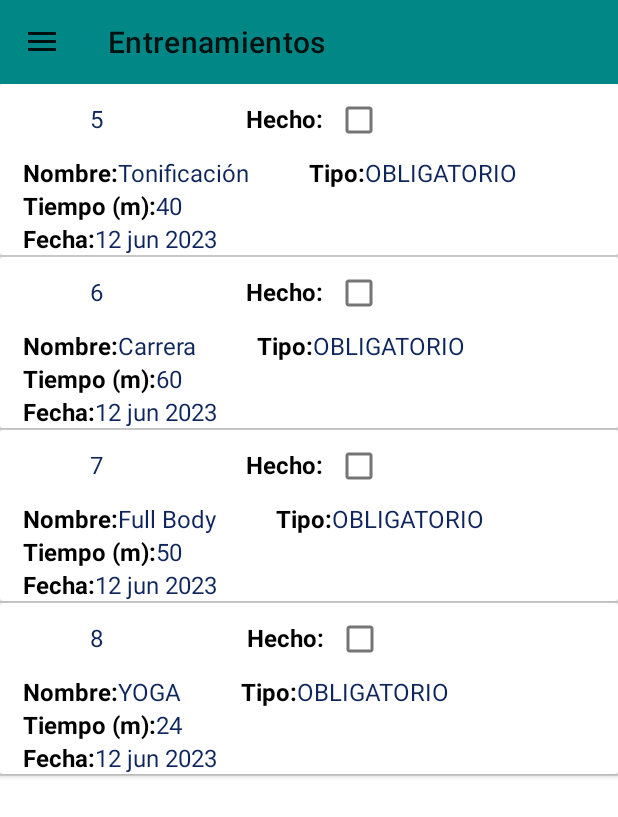
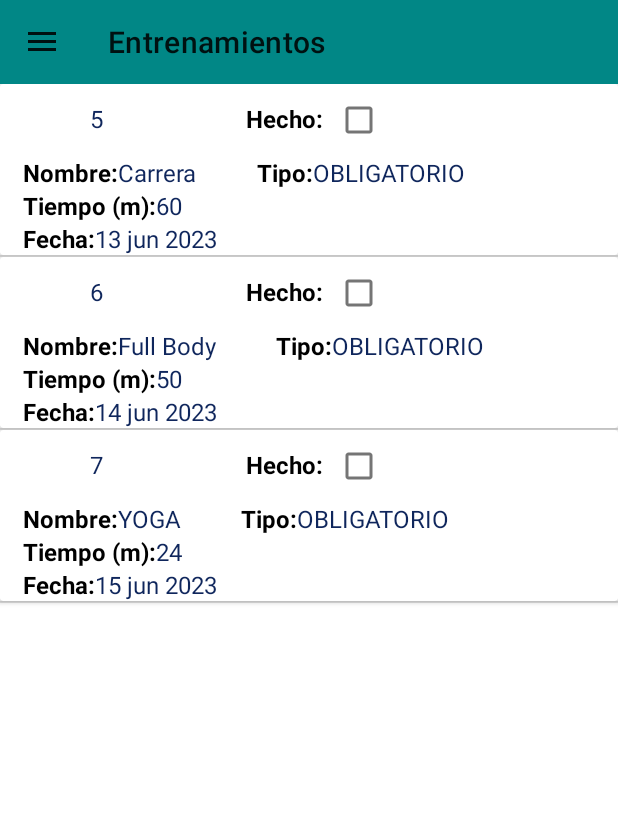
Before and after one commit to maripra/TrainingApp, an Android app: the fragment HistorialFragment placed in its activity, in the side drawer, after a tap on "Entrenamientos", on a phone screen of 412 x 824 dp. Shown: the top 817 px of the screen. Run offline under Robolectric (Android 15) with nearby library versions, the phone set to English and light mode, and no system bars; our stand-ins replace Firebase (no records; nobody signed in at launch, a user with empty details on screens opened directly).

Commit message:
Septimo commit

```diff
--- a/app/src/main/java/com/example/trainingapp/Fragment/EntrenamientoFragment.java
+++ b/app/src/main/java/com/example/trainingapp/Fragment/EntrenamientoFragment.java
@@ -31,6 +31,7 @@ import com.google.firebase.firestore.QuerySnapshot;
 
 import java.util.ArrayList;
 import java.util.Calendar;
+import java.util.GregorianCalendar;
 import java.util.List;
 
 
@@ -85,14 +86,13 @@ public class EntrenamientoFragment extends Fragment {
 
         // Crea la lista de LineaUsuario
         List<LineaUsuario> lineaUsuarios = new ArrayList<>();
-        lineaUsuarios.add(new LineaUsuario("1", "1","Cirucito", 45, Timestamp.now(), true, TipoEntrenamiento.OBLIGATORIO));
-        lineaUsuarios.add(new LineaUsuario("2", "1","Tabata", 20, Timestamp.now(), true, TipoEntrenamiento.OBLIGATORIO));
-        lineaUsuarios.add(new LineaUsuario("3", "1","GAP", 50, Timestamp.now(), true, TipoEntrenamiento.OBLIGATORIO));
-        lineaUsuarios.add(new LineaUsuario("4", "1","CORE", 30, Timestamp.now(), true, TipoEntrenamiento.OBLIGATORIO));
-        lineaUsuarios.add(new LineaUsuario("5", "1","Tonificación", 40, Timestamp.now(), false, TipoEntrenamiento.OBLIGATORIO));
-        lineaUsuarios.add(new LineaUsuario("6", "1","Carrera", 60, Timestamp.now(), false, TipoEntrenamiento.OBLIGATORIO));
-        lineaUsuarios.add(new LineaUsuario("7", "1","Full Body", 50, Timestamp.now(), false, TipoEntrenamiento.OBLIGATORIO));
-        lineaUsuarios.add(new LineaUsuario("8", "1","YOGA", 24, Timestamp.now(), false, TipoEntrenamiento.OBLIGATORIO));
+        lineaUsuarios.add(new LineaUsuario("1", "1","Cirucito", 45, new Timestamp( new GregorianCalendar(2023, Calendar.JUNE, 7).getTime()), true, TipoEntrenamiento.OBLIGATORIO));
+        lineaUsuarios.add(new LineaUsuario("2", "1","Tabata", 20, new Timestamp(new GregorianCalendar(2023, Calendar.JUNE, 8).getTime()), true, TipoEntrenamiento.OBLIGATORIO));
+        lineaUsuarios.add(new LineaUsuario("3", "1","GAP", 50, new Timestamp(new GregorianCalendar(2023, Calendar.JUNE, 9).getTime()), true, TipoEntrenamiento.OBLIGATORIO));
+        lineaUsuarios.add(new LineaUsuario("4", "1","CORE", 30,new Timestamp(new GregorianCalendar(2023, Calendar.JUNE, 10).getTime()), true, TipoEntrenamiento.OBLIGATORIO));
+        lineaUsuarios.add(new LineaUsuario("5", "1","Carrera", 60, new Timestamp(new GregorianCalendar(2023, Calendar.JUNE, 13).getTime()), false, TipoEntrenamiento.OBLIGATORIO));
+        lineaUsuarios.add(new LineaUsuario("6", "1","Full Body", 50, new Timestamp(new GregorianCalendar(2023, Calendar.JUNE, 14).getTime()), false, TipoEntrenamiento.OBLIGATORIO));
+        lineaUsuarios.add(new LineaUsuario("7", "1","YOGA", 24,  new Timestamp(new GregorianCalendar(2023, Calendar.JUNE, 15).getTime()), false, TipoEntrenamiento.OBLIGATORIO));
 
         //getAll();
         List<LineaUsuario> lineaUsuariosCompletados = new ArrayList<>();
--- a/app/src/main/java/com/example/trainingapp/Fragment/HistorialFragment.java
+++ b/app/src/main/java/com/example/trainingapp/Fragment/HistorialFragment.java
@@ -61,14 +61,13 @@ public class HistorialFragment extends Fragment {
         _listView = (ListView) _view.findViewById(R.id.listViewHistorial);
 
         List<LineaUsuario> lineaUsuarios = new ArrayList<>();
-        lineaUsuarios.add(new LineaUsuario("1", "1","Cirucito", 45, new Timestamp( new GregorianCalendar(2023, Calendar.JUNE, 9).getTime()), true, TipoEntrenamiento.OBLIGATORIO));
-        lineaUsuarios.add(new LineaUsuario("2", "1","Tabata", 20, Timestamp.now(), true, TipoEntrenamiento.OBLIGATORIO));
-        lineaUsuarios.add(new LineaUsuario("3", "1","GAP", 50, Timestamp.now(), true, TipoEntrenamiento.OBLIGATORIO));
-        lineaUsuarios.add(new LineaUsuario("4", "1","CORE", 30, Timestamp.now(), true, TipoEntrenamiento.OBLIGATORIO));
-        lineaUsuarios.add(new LineaUsuario("5", "1","Tonificación", 40, Timestamp.now(), false, TipoEntrenamiento.OBLIGATORIO));
-        lineaUsuarios.add(new LineaUsuario("6", "1","Carrera", 60, Timestamp.now(), false, TipoEntrenamiento.OBLIGATORIO));
-        lineaUsuarios.add(new LineaUsuario("7", "1","Full Body", 50, Timestamp.now(), false, TipoEntrenamiento.OBLIGATORIO));
-        lineaUsuarios.add(new LineaUsuario("8", "1","YOGA", 24, Timestamp.now(), false, TipoEntrenamiento.OBLIGATORIO));
+        lineaUsuarios.add(new LineaUsuario("1", "1","Cirucito", 45, new Timestamp( new GregorianCalendar(2023, Calendar.JUNE, 7).getTime()), true, TipoEntrenamiento.OBLIGATORIO));
+        lineaUsuarios.add(new LineaUsuario("2", "1","Tabata", 20, new Timestamp(new GregorianCalendar(2023, Calendar.JUNE, 8).getTime()), true, TipoEntrenamiento.OBLIGATORIO));
+        lineaUsuarios.add(new LineaUsuario("3", "1","GAP", 50, new Timestamp(new GregorianCalendar(2023, Calendar.JUNE, 9).getTime()), true, TipoEntrenamiento.OBLIGATORIO));
+        lineaUsuarios.add(new LineaUsuario("4", "1","CORE", 30,new Timestamp(new GregorianCalendar(2023, Calendar.JUNE, 12).getTime()), true, TipoEntrenamiento.OBLIGATORIO));
+        lineaUsuarios.add(new LineaUsuario("5", "1","Carrera", 60, new Timestamp(new GregorianCalendar(2023, Calendar.JUNE, 13).getTime()), false, TipoEntrenamiento.OBLIGATORIO));
+        lineaUsuarios.add(new LineaUsuario("6", "1","Full Body", 50, new Timestamp(new GregorianCalendar(2023, Calendar.JUNE, 14).getTime()), false, TipoEntrenamiento.OBLIGATORIO));
+        lineaUsuarios.add(new LineaUsuario("7", "1","YOGA", 24,  new Timestamp(new GregorianCalendar(2023, Calendar.JUNE, 15).getTime()), false, TipoEntrenamiento.OBLIGATORIO));
 
         List<LineaUsuario> lineaUsuariosCompletados = new ArrayList<>();
         for (LineaUsuario lineaUsuario : lineaUsuarios) {
```
